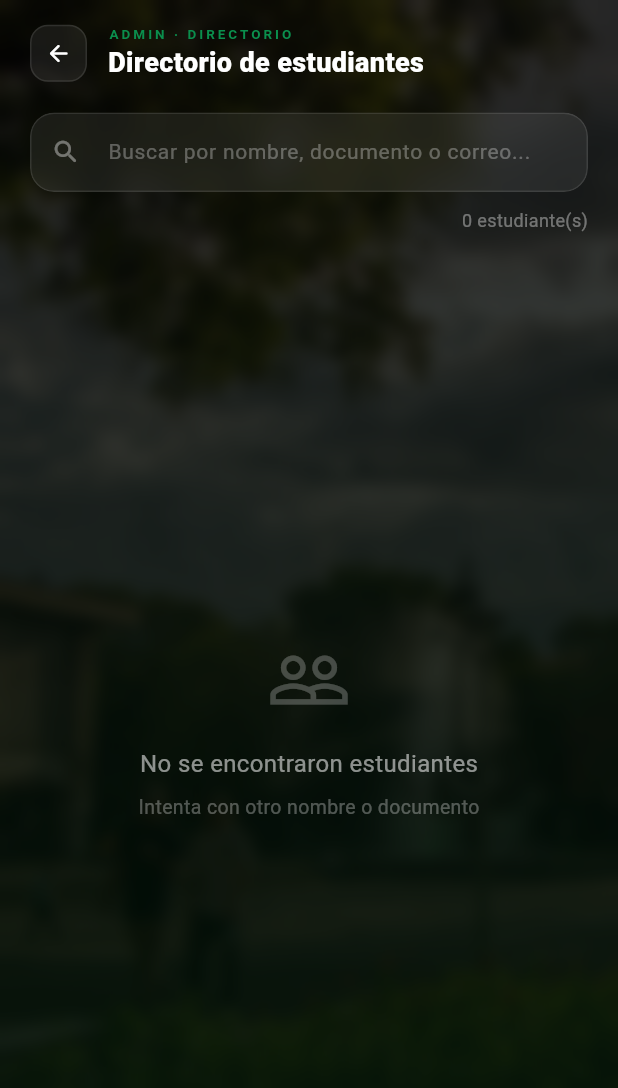
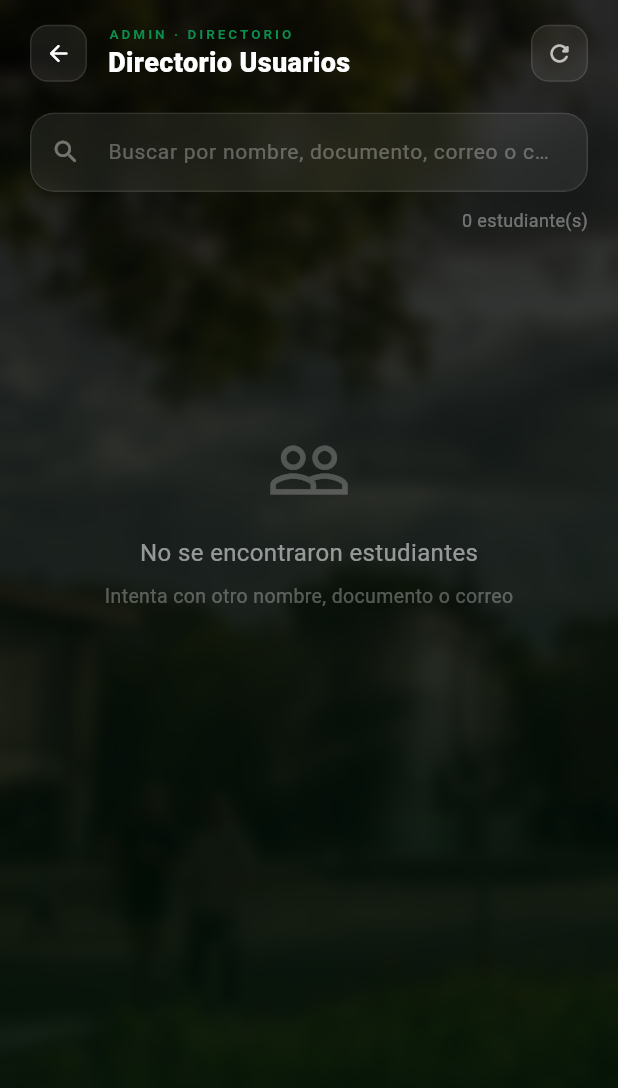
Before and after one commit to lu-perhaps/Objetos-perdidos-Udea-Front, a Flutter app: the DirectorioPersonasPage screen opened directly, on a phone screen of 412 x 824 dp. Shown: the top 1088 px of the screen. Run offline on Flutter 3.47's test engine with Material 3 defaults, Android fonts, the phone set to English and light mode, and no system bars; our stand-ins replace image_picker, supabase_flutter; accounts and stored records are empty; network calls fail.

Commit message:
fix(front): cargar directorio de estudiantes desde backend
Se reemplaza la consulta directa a Supabase en el directorio de estudiantes por una petición al endpoint de personas.

```diff
--- a/lib/Repositories/persona_repository.dart
+++ b/lib/Repositories/persona_repository.dart
@@ -106,4 +106,24 @@ class PersonaRepository {
       return null;
     }
   }
+  static Future<List<Map<String, dynamic>>> obtenerEstudiantes() async {
+    try {
+      final response = await http.get(
+        Uri.parse('${ApiConfig.baseUrl}/api/personas/estudiantes'),
+      );
+
+      if (response.statusCode != 200) {
+        debugPrint(
+          'ERROR obtenerEstudiantes API: ${response.statusCode} ${response.body}',
+        );
+        return [];
+      }
+
+      final List<dynamic> data = jsonDecode(response.body);
+      return List<Map<String, dynamic>>.from(data);
+    } catch (e) {
+      debugPrint('ERROR obtenerEstudiantes API: $e');
+      return [];
+    }
+  }
 }
--- a/lib/Screens/directorio_personas_page.dart
+++ b/lib/Screens/directorio_personas_page.dart
@@ -1,7 +1,8 @@
 import 'dart:ui';
 import 'package:flutter/material.dart';
+
 import '../Constants/app_colors.dart';
-import '../main.dart';
+import '../Repositories/persona_repository.dart';
 
 class DirectorioPersonasPage extends StatefulWidget {
   const DirectorioPersonasPage({super.key});
@@ -24,15 +25,27 @@ class _DirectorioPersonasPageState extends State<DirectorioPersonasPage>
   @override
   void initState() {
     super.initState();
+
     _animCtrl = AnimationController(
       vsync: this,
       duration: const Duration(milliseconds: 600),
     );
-    _fadeAnim = CurvedAnimation(parent: _animCtrl, curve: Curves.easeOut);
+
+    _fadeAnim = CurvedAnimation(
+      parent: _animCtrl,
+      curve: Curves.easeOut,
+    );
+
     _slideAnim = Tween<Offset>(
       begin: const Offset(0, 0.05),
       end: Offset.zero,
-    ).animate(CurvedAnimation(parent: _animCtrl, curve: Curves.easeOut));
+    ).animate(
+      CurvedAnimation(
+        parent: _animCtrl,
+        curve: Curves.easeOut,
+      ),
+    );
+
     _animCtrl.forward();
     _cargarPersonas();
     _busquedaCtrl.addListener(_filtrar);
@@ -47,42 +60,49 @@ class _DirectorioPersonasPageState extends State<DirectorioPersonasPage>
 
   Future<void> _cargarPersonas() async {
     try {
-      final data = await supabase
-          .from('tbl_persona')
-          .select('''
-            id, nombre, correo, celular,
-            num_documento, id_rol,
-            tbl_tipo_documento (nombre)
-          ''')
-          .eq('id_rol', 1)
-          .order('nombre', ascending: true);
+      final data = await PersonaRepository.obtenerEstudiantes();
+
+      if (!mounted) return;
 
       setState(() {
-        _todas = List<Map<String, dynamic>>.from(data);
+        _todas = data;
         _filtradas = _todas;
         _cargando = false;
       });
     } catch (e) {
-      debugPrint('ERROR cargarPersonas: $e');
+      debugPrint('ERROR cargarPersonas API: $e');
+      if (!mounted) return;
       setState(() => _cargando = false);
     }
   }
 
   void _filtrar() {
     final q = _busquedaCtrl.text.trim().toLowerCase();
+
     setState(() {
       _filtradas = q.isEmpty
           ? _todas
           : _todas.where((p) {
               final nombre = (p['nombre'] ?? '').toString().toLowerCase();
-              final doc =
-                  (p['num_documento'] ?? '').toString().toLowerCase();
+              final doc = (p['numDocumento'] ??
+                      p['num_documento'] ??
+                      '')
+                  .toString()
+                  .toLowerCase();
               final correo = (p['correo'] ?? '').toString().toLowerCase();
+              final celular = (p['celular'] ?? '').toString().toLowerCase();
+
               return nombre.contains(q) ||
                   doc.contains(q) ||
-                  correo.contains(q);
+                  correo.contains(q) ||
+                  celular.contains(q);
             }).toList();
     });
+  }
+
+  Future<void> _refrescar() async {
+    setState(() => _cargando = true);
+    await _cargarPersonas();
   }
 
   @override
@@ -94,9 +114,7 @@ class _DirectorioPersonasPageState extends State<DirectorioPersonasPage>
       body: Stack(
         fit: StackFit.expand,
         children: [
-          // ── Fondo UdeA ─────────────────────────────────────────────
           Image.asset('assets/udea_bg.jpeg', fit: BoxFit.cover),
-
           Container(
             decoration: const BoxDecoration(
               gradient: LinearGradient(
@@ -106,13 +124,10 @@ class _DirectorioPersonasPageState extends State<DirectorioPersonasPage>
               ),
             ),
           ),
-
           BackdropFilter(
             filter: ImageFilter.blur(sigmaX: 5, sigmaY: 5),
             child: const SizedBox.expand(),
           ),
-
-          // ── Contenido ───────────────────────────────────────────────
           SafeArea(
             child: FadeTransition(
               opacity: _fadeAnim,
@@ -125,20 +140,16 @@ class _DirectorioPersonasPageState extends State<DirectorioPersonasPage>
                   ),
                   child: Column(
                     children: [
-                      // ── Header ────────────────────────────────────
-                      _Header(),
-
+                      _Header(onRefresh: _refrescar),
                       const SizedBox(height: 20),
-
-                      // ── Buscador ──────────────────────────────────
-                      _Buscador(ctrl: _busquedaCtrl, onClear: () {
+                      _Buscador(
+                        ctrl: _busquedaCtrl,
+                        onClear: () {
                           _busquedaCtrl.clear();
                           _filtrar();
-                      }),
-
+                        },
+                      ),
                       const SizedBox(height: 10),
-
-                      // ── Contador ──────────────────────────────────
                       Align(
                         alignment: Alignment.centerRight,
                         child: AnimatedSwitcher(
@@ -153,10 +164,7 @@ class _DirectorioPersonasPageState extends State<DirectorioPersonasPage>
                           ),
                         ),
                       ),
-
                       const SizedBox(height: 10),
-
-                      // ── Lista ─────────────────────────────────────
                       Expanded(child: _buildContenido()),
                     ],
                   ),
@@ -180,39 +188,54 @@ class _DirectorioPersonasPageState extends State<DirectorioPersonasPage>
     }
 
     if (_filtradas.isEmpty) {
-      return Center(
-        child: Column(
-          mainAxisAlignment: MainAxisAlignment.center,
-          children: [
+      return RefreshIndicator(
+        color: AppColors.verde,
+        onRefresh: _refrescar,
+        child: ListView(
+          physics: const AlwaysScrollableScrollPhysics(),
+          children: const [
+            SizedBox(height: 120),
             Icon(
               Icons.people_outline,
               color: Colors.white24,
               size: 56,
             ),
-            const SizedBox(height: 16),
-            const Text(
+            SizedBox(height: 16),
+            Center(
+              child: Text(
                 'No se encontraron estudiantes',
                 style: TextStyle(color: Colors.white54, fontSize: 16),
               ),
-            const SizedBox(height: 8),
-            const Text(
-              'Intenta con otro nombre o documento',
+            ),
+            SizedBox(height: 8),
+            Center(
+              child: Text(
+                'Intenta con otro nombre, documento o correo',
                 style: TextStyle(color: Colors.white30, fontSize: 13),
+              ),
             ),
           ],
         ),
       );
     }
 
-    return ListView.builder(
+    return RefreshIndicator(
+      color: AppColors.verde,
+      onRefresh: _refrescar,
+      child: ListView.builder(
+        physics: const AlwaysScrollableScrollPhysics(),
         itemCount: _filtradas.length,
         itemBuilder: (_, i) => _TarjetaPersona(persona: _filtradas[i]),
+      ),
     );
   }
 }
 
-// ── Header ────────────────────────────────────────────────────────────────────
 class _Header extends StatelessWidget {
+  final Future<void> Function() onRefresh;
+
+  const _Header({required this.onRefresh});
+
   @override
   Widget build(BuildContext context) {
     return Row(
@@ -226,8 +249,7 @@ class _Header extends StatelessWidget {
             decoration: BoxDecoration(
               color: Colors.white.withOpacity(0.07),
               borderRadius: BorderRadius.circular(12),
-              border:
-                  Border.all(color: Colors.white.withOpacity(0.1)),
+              border: Border.all(color: Colors.white.withOpacity(0.1)),
             ),
             child: const Icon(
               Icons.arrow_back_rounded,
@@ -251,7 +273,7 @@ class _Header extends StatelessWidget {
                 ),
               ),
               Text(
-                'Directorio de estudiantes',
+                'Directorio Usuarios',
                 style: TextStyle(
                   color: Colors.white,
                   fontSize: 18,
@@ -261,17 +283,37 @@ class _Header extends StatelessWidget {
             ],
           ),
         ),
+        InkWell(
+          onTap: () async => onRefresh(),
+          borderRadius: BorderRadius.circular(12),
+          child: Container(
+            width: 38,
+            height: 38,
+            decoration: BoxDecoration(
+              color: Colors.white.withOpacity(0.07),
+              borderRadius: BorderRadius.circular(12),
+              border: Border.all(color: Colors.white.withOpacity(0.1)),
+            ),
+            child: const Icon(
+              Icons.refresh_rounded,
+              color: Colors.white70,
+              size: 18,
+            ),
+          ),
+        ),
       ],
     );
   }
 }
 
-// ── Buscador ──────────────────────────────────────────────────────────────────
 class _Buscador extends StatelessWidget {
   final TextEditingController ctrl;
   final VoidCallback onClear;
 
-  const _Buscador({required this.ctrl, required this.onClear});
+  const _Buscador({
+    required this.ctrl,
+    required this.onClear,
+  });
 
   @override
   Widget build(BuildContext context) {
@@ -284,21 +326,29 @@ class _Buscador extends StatelessWidget {
           style: const TextStyle(color: Colors.white, fontSize: 14),
           cursorColor: AppColors.verde,
           decoration: InputDecoration(
-            hintText: 'Buscar por nombre, documento o correo...',
+            hintText: 'Buscar por nombre, documento, correo o celular...',
             hintStyle: TextStyle(color: Colors.white.withOpacity(0.3)),
-            prefixIcon: const Icon(Icons.search_rounded,
-                color: Colors.white38, size: 20),
+            prefixIcon: const Icon(
+              Icons.search_rounded,
+              color: Colors.white38,
+              size: 20,
+            ),
             suffixIcon: ctrl.text.isNotEmpty
                 ? IconButton(
-                    icon: const Icon(Icons.clear_rounded,
-                        color: Colors.white38, size: 18),
+                    icon: const Icon(
+                      Icons.clear_rounded,
+                      color: Colors.white38,
+                      size: 18,
+                    ),
                     onPressed: onClear,
                   )
                 : null,
             filled: true,
             fillColor: Colors.white.withOpacity(0.07),
-            contentPadding:
-                const EdgeInsets.symmetric(horizontal: 18, vertical: 16),
+            contentPadding: const EdgeInsets.symmetric(
+              horizontal: 18,
+              vertical: 16,
+            ),
             border: OutlineInputBorder(
               borderRadius: BorderRadius.circular(16),
               borderSide: BorderSide(color: Colors.white.withOpacity(0.1)),
@@ -307,10 +357,9 @@ class _Buscador extends StatelessWidget {
               borderRadius: BorderRadius.circular(16),
               borderSide: BorderSide(color: Colors.white.withOpacity(0.1)),
             ),
-            focusedBorder: OutlineInputBorder(
-              borderRadius: BorderRadius.circular(16),
-              borderSide:
-                  const BorderSide(color: AppColors.verde, width: 1.5),
+            focusedBorder: const OutlineInputBorder(
+              borderRadius: BorderRadius.all(Radius.circular(16)),
+              borderSide: BorderSide(color: AppColors.verde, width: 1.5),
             ),
           ),
         ),
@@ -319,9 +368,9 @@ class _Buscador extends StatelessWidget {
   }
 }
 
-// ── Tarjeta persona ───────────────────────────────────────────────────────────
 class _TarjetaPersona extends StatefulWidget {
   final Map<String, dynamic> persona;
+
   const _TarjetaPersona({required this.persona});
 
   @override
@@ -334,15 +383,31 @@ class _TarjetaPersonaState extends State<_TarjetaPersona> {
   @override
   Widget build(BuildContext context) {
     final p = widget.persona;
+
     final nombre = (p['nombre'] ?? 'Sin nombre').toString();
-    final correo = (p['correo'] ?? '').toString();
+    final correo = (p['correo'] ?? 'Sin correo').toString();
     final celular = (p['celular'] ?? 'No registrado').toString();
-    final doc = (p['num_documento'] ?? 'No registrado').toString();
-    final tipoDoc = p['tbl_tipo_documento']?['nombre']?.toString() ?? '';
-    final inicial =
-        nombre.isNotEmpty ? nombre[0].toUpperCase() : '?';
 
-    // Color de avatar basado en inicial
+    final doc = (p['numDocumento'] ??
+            p['num_documento'] ??
+            'No registrado')
+        .toString();
+
+    final tipoDoc = (p['tipoDocumento'] ??
+            p['tbl_tipo_documento']?['nombre'] ??
+            '')
+        .toString();
+
+    final idEstado = int.tryParse(
+          (p['idEstado'] ?? p['id_estado'] ?? '').toString(),
+        ) ??
+        -1;
+
+    final estadoTexto = _estadoTexto(idEstado);
+    final estadoColor = _estadoColor(idEstado);
+
+    final inicial = nombre.isNotEmpty ? nombre[0].toUpperCase() : '?';
+
     final colores = [
       const Color(0xFF0A8F4D),
       const Color(0xFF3A7BD5),
@@ -350,6 +415,7 @@ class _TarjetaPersonaState extends State<_TarjetaPersona> {
       const Color(0xFFE07B2A),
       const Color(0xFF0891B2),
     ];
+
     final colorAvatar = colores[inicial.codeUnitAt(0) % colores.length];
 
     return GestureDetector(
@@ -376,10 +442,8 @@ class _TarjetaPersonaState extends State<_TarjetaPersona> {
               ),
               child: Column(
                 children: [
-                  // ── Fila principal ──────────────────────────────
                   Row(
                     children: [
-                      // Avatar
                       Container(
                         width: 46,
                         height: 46,
@@ -388,7 +452,8 @@ class _TarjetaPersonaState extends State<_TarjetaPersona> {
                           shape: BoxShape.circle,
                           border: Border.all(
                             color: colorAvatar.withOpacity(0.5),
-                              width: 1.5),
+                            width: 1.5,
+                          ),
                         ),
                         child: Center(
                           child: Text(
@@ -402,8 +467,6 @@ class _TarjetaPersonaState extends State<_TarjetaPersona> {
                         ),
                       ),
                       const SizedBox(width: 14),
-
-                      // Nombre + correo
                       Expanded(
                         child: Column(
                           crossAxisAlignment: CrossAxisAlignment.start,
@@ -428,12 +491,33 @@ class _TarjetaPersonaState extends State<_TarjetaPersona> {
                           ],
                         ),
                       ),
-
-                      // Expandir
+                      if (estadoTexto.isNotEmpty)
+                        Container(
+                          margin: const EdgeInsets.only(right: 8),
+                          padding: const EdgeInsets.symmetric(
+                            horizontal: 8,
+                            vertical: 4,
+                          ),
+                          decoration: BoxDecoration(
+                            color: estadoColor.withOpacity(0.15),
+                            borderRadius: BorderRadius.circular(14),
+                            border: Border.all(
+                              color: estadoColor.withOpacity(0.35),
+                            ),
+                          ),
+                          child: Text(
+                            estadoTexto,
+                            style: TextStyle(
+                              color: estadoColor,
+                              fontSize: 10,
+                              fontWeight: FontWeight.w700,
+                            ),
+                          ),
+                        ),
                       AnimatedRotation(
                         turns: _expandida ? 0.5 : 0,
                         duration: const Duration(milliseconds: 250),
-                        child: Icon(
+                        child: const Icon(
                           Icons.keyboard_arrow_down_rounded,
                           color: Colors.white38,
                           size: 22,
@@ -441,8 +525,6 @@ class _TarjetaPersonaState extends State<_TarjetaPersona> {
                       ),
                     ],
                   ),
-
-                  // ── Detalle expandido ──────────────────────────
                   AnimatedSize(
                     duration: const Duration(milliseconds: 250),
                     curve: Curves.easeOut,
@@ -452,7 +534,8 @@ class _TarjetaPersonaState extends State<_TarjetaPersona> {
                               const SizedBox(height: 14),
                               Divider(
                                 color: Colors.white.withOpacity(0.08),
-                                  height: 1),
+                                height: 1,
+                              ),
                               const SizedBox(height: 14),
                               _FilaDetalle(
                                 icono: Icons.phone_outlined,
@@ -462,8 +545,15 @@ class _TarjetaPersonaState extends State<_TarjetaPersona> {
                               const SizedBox(height: 10),
                               _FilaDetalle(
                                 icono: Icons.badge_outlined,
-                                label: tipoDoc.isNotEmpty ? tipoDoc : 'Documento',
+                                label:
+                                    tipoDoc.isNotEmpty ? tipoDoc : 'Documento',
                                 valor: doc,
+                              ),
+                              const SizedBox(height: 10),
+                              _FilaDetalle(
+                                icono: Icons.email_outlined,
+                                label: 'Correo',
+                                valor: correo,
                               ),
                             ],
                           )
@@ -477,9 +567,30 @@ class _TarjetaPersonaState extends State<_TarjetaPersona> {
       ),
     );
   }
+
+  String _estadoTexto(int idEstado) {
+    switch (idEstado) {
+      case 4:
+        return 'Activo';
+      case 5:
+        return 'Inactivo';
+      default:
+        return '';
+    }
   }
 
-// ── Fila de detalle ───────────────────────────────────────────────────────────
+  Color _estadoColor(int idEstado) {
+    switch (idEstado) {
+      case 4:
+        return const Color(0xFF0A8F4D);
+      case 5:
+        return const Color(0xFFDC2626);
+      default:
+        return Colors.white54;
+    }
+  }
+}
+
 class _FilaDetalle extends StatelessWidget {
   final IconData icono;
   final String label;
```
Lines whose indentation alone changed are shown as unchanged.
